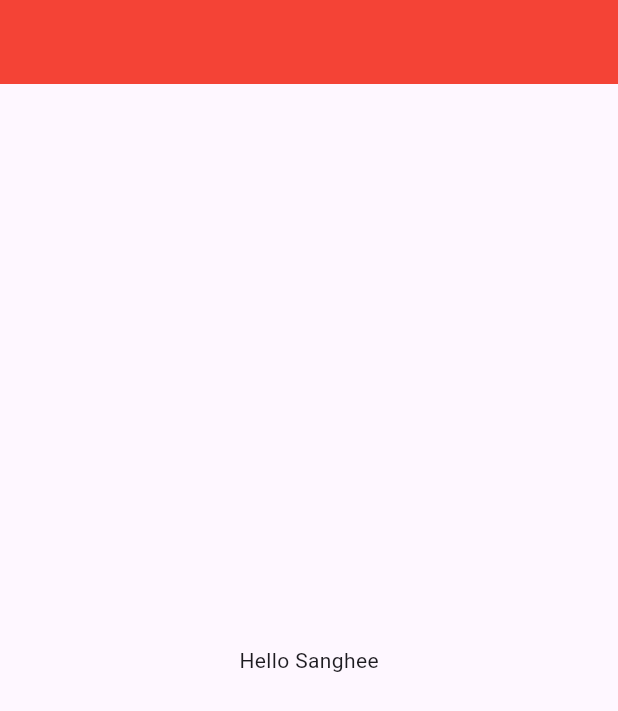
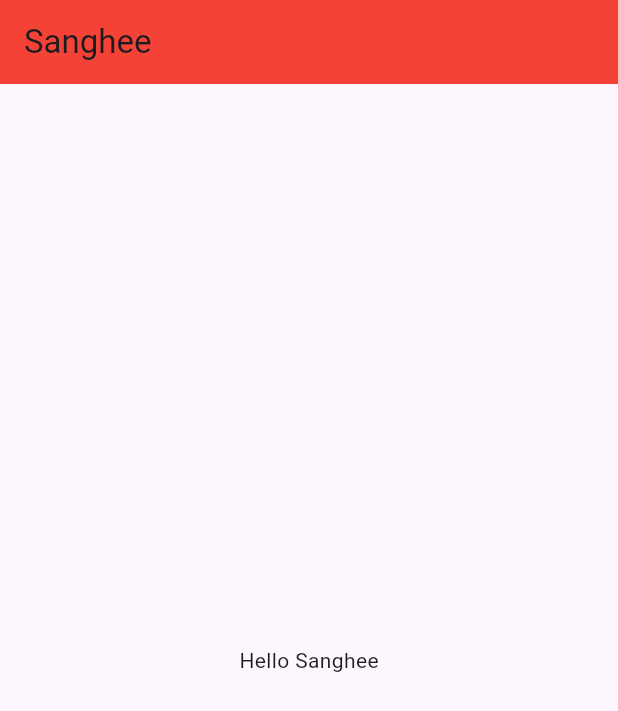
Before and after one commit to StandOut-0/Study-TicketApp, a Flutter app: the screen it shows after launch, on a phone screen of 412 x 824 dp. Shown: the top 711 px of the screen. Run offline on Flutter 3.47's test engine with Material 3 defaults, Android fonts, the phone set to English and light mode, and no system bars.

Commit message:
AppBar에 title 추가하기

```diff
--- a/lib/main.dart
+++ b/lib/main.dart
@@ -18,6 +18,7 @@ class MyApp extends StatelessWidget {
       home: Scaffold(
         appBar: AppBar(
           backgroundColor: Colors.red,
+          title: Text("Sanghee"),
         ),
         body: Center(child: Text("Hello Sanghee"),),
       ),
```
